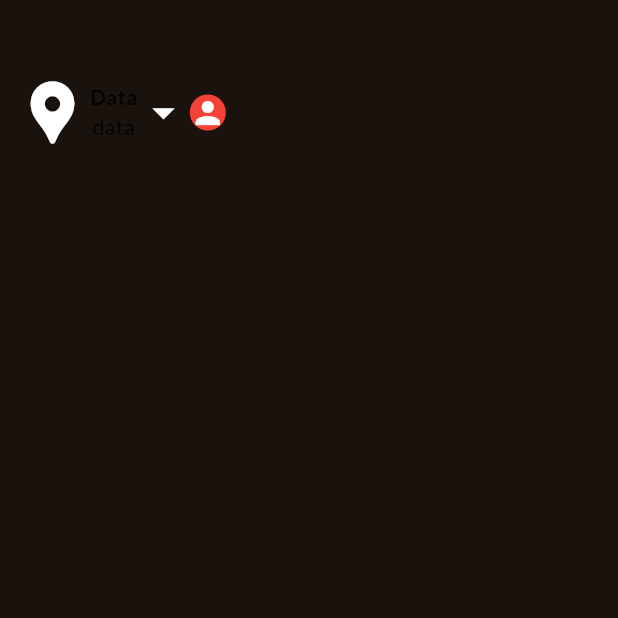
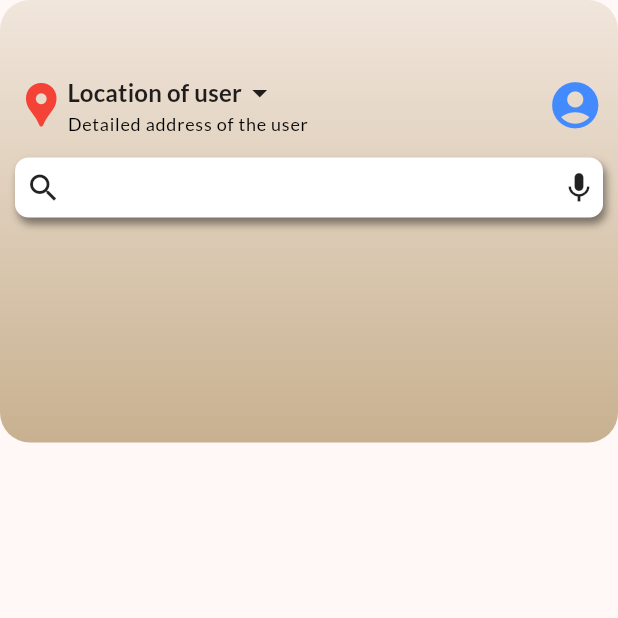
Before and after one commit to AtharvaBokade/copy-rush, a Flutter app: the screen it shows after launch, on a phone screen of 412 x 824 dp, the top half of it. Run offline on Flutter 3.47's test engine with Material 2 defaults, Android fonts, the light colour scheme and no system bars; our stand-ins replace google_fonts.

Commit message:
updated header

```diff
--- a/copyrush/lib/main.dart
+++ b/copyrush/lib/main.dart
@@ -5,8 +5,8 @@ import 'package:google_fonts/google_fonts.dart';
 final theme = ThemeData(
   useMaterial3: true,
   colorScheme: ColorScheme.fromSeed(
-    brightness: Brightness.dark,
-    seedColor: const Color.fromARGB(255, 131, 57, 0),
+    brightness: Brightness.light,
+    seedColor: Color.fromARGB(255, 199, 172, 159),
   ),
   textTheme: GoogleFonts.latoTextTheme(),
 );
--- a/copyrush/lib/screens/homepage.dart
+++ b/copyrush/lib/screens/homepage.dart
@@ -1,3 +1,4 @@
+import 'package:copyrush/widgets/header_widget.dart';
 import 'package:flutter/material.dart';
 
 class Homepage extends StatelessWidget {
@@ -9,36 +10,7 @@ class Homepage extends StatelessWidget {
       body: Column(
         mainAxisAlignment: MainAxisAlignment.start,
         children: [
-          Container(
-            padding: EdgeInsets.symmetric(horizontal: 10, vertical: 50),
-            child: Row(children: [
-              Icon(
-                Icons.location_pin,
-                size: 50,
-              ),
-              Column(
-                mainAxisAlignment: MainAxisAlignment.center,
-                children: [
-                  Text(
-                    "Data",
-                    style: TextStyle(fontWeight: FontWeight.bold),
-                  ),
-                  Text(
-                    "data",
-                    style: TextStyle(fontWeight: FontWeight.w400),
-                  ),
-                ],
-              ),
-              Icon(
-                Icons.arrow_drop_down,
-                size: 35,
-              ),
-              Container(
-                  decoration:
-                      BoxDecoration(shape: BoxShape.circle, color: Colors.red),
-                  child: Icon(Icons.person))
-            ]),
-          )
+          HeaderWidget(),
         ],
       ),
     );
--- /dev/null
+++ b/copyrush/lib/widgets/header_widget.dart
@@ -0,0 +1,124 @@
+import 'package:flutter/material.dart';
+
+class HeaderWidget extends StatelessWidget {
+  const HeaderWidget({super.key});
+
+  @override
+  Widget build(BuildContext context) {
+    return Container(
+      padding: EdgeInsets.symmetric(
+        horizontal: 10,
+        vertical: 50,
+      ),
+      decoration: BoxDecoration(
+        borderRadius: BorderRadius.all(
+          Radius.circular(20),
+        ),
+        gradient: LinearGradient(
+          colors: [
+            Color.fromARGB(255, 186, 159, 118).withOpacity(0.2),
+            Color.fromARGB(255, 186, 159, 118).withOpacity(0.8),
+          ],
+          begin: Alignment.topCenter,
+          end: Alignment.bottomCenter,
+        ),
+      ),
+      child: Column(
+        children: [
+          Row(
+            mainAxisAlignment: MainAxisAlignment.spaceBetween,
+            children: [
+              Row(
+                children: [
+                  Icon(
+                    Icons.location_pin,
+                    size: 35,
+                    color: Colors.red,
+                  ),
+                  Container(
+                    child: Column(
+                      mainAxisAlignment: MainAxisAlignment.start,
+                      crossAxisAlignment: CrossAxisAlignment.start,
+                      children: [
+                        Row(
+                          children: [
+                            Text(
+                              "Location of user",
+                              style: Theme.of(context)
+                                  .textTheme
+                                  .titleMedium!
+                                  .copyWith(fontWeight: FontWeight.bold),
+                            ),
+                            Icon(Icons.arrow_drop_down),
+                          ],
+                        ),
+                        Text(
+                          "Detailed address of the user",
+                          textAlign: TextAlign.end,
+                          style:
+                              Theme.of(context).textTheme.labelMedium!.copyWith(
+                                    fontWeight: FontWeight.w500,
+                                  ),
+                        ),
+                      ],
+                    ),
+                  ),
+                ],
+              ),
+              Icon(
+                Icons.account_circle,
+                size: 37,
+                color: Colors.blueAccent,
+              ),
+            ],
+          ),
+          SizedBox(
+            height: 15,
+          ),
+          Container(
+            width: double.infinity,
+            height: 40,
+            decoration: BoxDecoration(
+                color: Colors.white,
+                borderRadius: BorderRadius.all(
+                  Radius.circular(9),
+                ),
+                boxShadow: [
+                  BoxShadow(
+                    color: Colors.black45,
+                    blurRadius: 4,
+                    offset: Offset(2, 4),
+                  ),
+                ]),
+            child: Row(
+              mainAxisAlignment: MainAxisAlignment.spaceBetween,
+              children: [
+                Container(
+                  margin: EdgeInsets.all(7),
+                  child: Icon(
+                    Icons.search,
+                  ),
+                ),
+                Container(
+                  width: 300,
+                  height: 35,
+                  child: TextField(
+                    decoration: InputDecoration(border: InputBorder.none),
+                  ),
+                ),
+                Container(
+                  margin: EdgeInsets.all(4),
+                  child: Icon(Icons.mic),
+                )
+              ],
+            ),
+          ),
+          Container(
+            width: double.infinity,
+            height: 100,
+          )
+        ],
+      ),
+    );
+  }
+}
```
